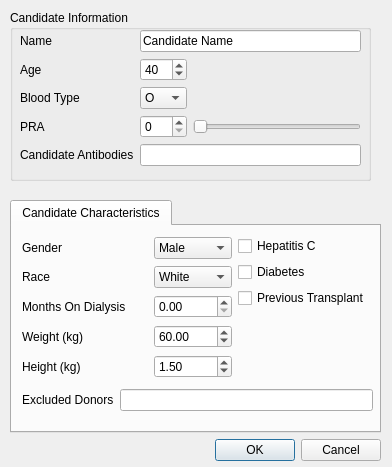
First picture: the form in KPD GUI/DialogCandidate.ui, repository mathieubray/KPDGUI, before the edit.
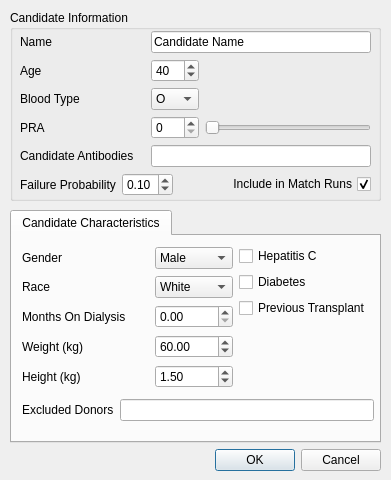
Second picture: the form after the edit.

Commit message: Arrows not working. Need to check elswhere

```diff
--- a/KPD GUI/DialogCandidate.ui
+++ b/KPD GUI/DialogCandidate.ui
@@ -6,20 +6,20 @@
    <rect>
     <x>0</x>
     <y>0</y>
-    <width>392</width>
-    <height>467</height>
+    <width>391</width>
+    <height>480</height>
    </rect>
   </property>
   <property name="minimumSize">
    <size>
-    <width>392</width>
-    <height>467</height>
+    <width>391</width>
+    <height>480</height>
    </size>
   </property>
   <property name="maximumSize">
    <size>
-    <width>392</width>
-    <height>467</height>
+    <width>391</width>
+    <height>480</height>
    </size>
   </property>
   <property name="windowTitle">
@@ -29,167 +29,7 @@
    <property name="geometry">
     <rect>
      <x>10</x>
-     <y>10</y>
-     <width>361</width>
-     <height>171</height>
-    </rect>
-   </property>
-   <layout class="QHBoxLayout" name="horizontalLayout">
-    <item>
-     <widget class="QGroupBox" name="candidateGroupBox">
-      <property name="title">
-       <string>Candidate Information</string>
-      </property>
-      <widget class="QWidget" name="layoutWidget_3">
-       <property name="geometry">
-        <rect>
-         <x>10</x>
-         <y>20</y>
-         <width>341</width>
-         <height>140</height>
-        </rect>
-       </property>
-       <layout class="QGridLayout" name="candidateGridLayout">
-        <item row="2" column="0">
-         <widget class="QLabel" name="candidateBTLabel">
-          <property name="text">
-           <string>Blood Type</string>
-          </property>
-         </widget>
-        </item>
-        <item row="1" column="1">
-         <widget class="QSpinBox" name="candidateAgeSpinBox">
-          <property name="maximum">
-           <number>130</number>
-          </property>
-          <property name="value">
-           <number>40</number>
-          </property>
-         </widget>
-        </item>
-        <item row="0" column="1" colspan="2">
-         <widget class="QLineEdit" name="candidateNameLineEdit">
-          <property name="text">
-           <string>Candidate Name</string>
-          </property>
-          <property name="placeholderText">
-           <string/>
-          </property>
-         </widget>
-        </item>
-        <item row="0" column="0">
-         <widget class="QLabel" name="candidateNameLabel">
-          <property name="text">
-           <string>Name</string>
-          </property>
-         </widget>
-        </item>
-        <item row="1" column="0">
-         <widget class="QLabel" name="candidateAgeLabel">
-          <property name="text">
-           <string>Age</string>
-          </property>
-         </widget>
-        </item>
-        <item row="1" column="2">
-         <spacer name="candidateAgeSpacer">
-          <property name="orientation">
-           <enum>Qt::Horizontal</enum>
-          </property>
-          <property name="sizeHint" stdset="0">
-           <size>
-            <width>40</width>
-            <height>20</height>
-           </size>
-          </property>
-         </spacer>
-        </item>
-        <item row="2" column="1">
-         <widget class="QComboBox" name="candidateBTComboBox">
-          <item>
-           <property name="text">
-            <string>O</string>
-           </property>
-          </item>
-          <item>
-           <property name="text">
-            <string>A</string>
-           </property>
-          </item>
-          <item>
-           <property name="text">
-            <string>B</string>
-           </property>
-          </item>
-          <item>
-           <property name="text">
-            <string>AB</string>
-           </property>
-          </item>
-         </widget>
-        </item>
-        <item row="2" column="2">
-         <spacer name="candidateBTSpacer">
-          <property name="orientation">
-           <enum>Qt::Horizontal</enum>
-          </property>
-          <property name="sizeHint" stdset="0">
-           <size>
-            <width>40</width>
-            <height>20</height>
-           </size>
-          </property>
-         </spacer>
-        </item>
-        <item row="3" column="0">
-         <widget class="QLabel" name="candidatePRALabel">
-          <property name="text">
-           <string>PRA</string>
-          </property>
-         </widget>
-        </item>
-        <item row="3" column="1">
-         <widget class="QSpinBox" name="candidatePRASpinBox">
-          <property name="maximum">
-           <number>100</number>
-          </property>
-         </widget>
-        </item>
-        <item row="3" column="2">
-         <widget class="QSlider" name="praSlider">
-          <property name="maximum">
-           <number>100</number>
-          </property>
-          <property name="orientation">
-           <enum>Qt::Horizontal</enum>
-          </property>
-         </widget>
-        </item>
-        <item row="4" column="0">
-         <layout class="QHBoxLayout" name="candidateAdditionalHLAHorizontalLayout">
-          <item>
-           <widget class="QLabel" name="candidateAdditionalLabel">
-            <property name="text">
-             <string>Candidate Antibodies</string>
-            </property>
-           </widget>
-          </item>
-         </layout>
-        </item>
-        <item row="4" column="1" colspan="2">
-         <widget class="QLineEdit" name="candidateHLALineEdit"/>
-        </item>
-       </layout>
-      </widget>
-     </widget>
-    </item>
-   </layout>
-  </widget>
-  <widget class="QWidget" name="layoutWidget">
-   <property name="geometry">
-    <rect>
-     <x>10</x>
-     <y>200</y>
+     <y>210</y>
      <width>371</width>
      <height>261</height>
     </rect>
@@ -207,12 +47,12 @@
        <attribute name="title">
         <string>Candidate Characteristics</string>
        </attribute>
-       <widget class="QWidget" name="">
+       <widget class="QWidget" name="layoutWidget">
         <property name="geometry">
          <rect>
           <x>10</x>
           <y>10</y>
-          <width>351</width>
+          <width>352</width>
           <height>175</height>
          </rect>
         </property>
@@ -476,6 +316,193 @@
     </item>
    </layout>
   </widget>
+  <widget class="QGroupBox" name="candidateGroupBox">
+   <property name="geometry">
+    <rect>
+     <x>10</x>
+     <y>10</y>
+     <width>371</width>
+     <height>191</height>
+    </rect>
+   </property>
+   <property name="title">
+    <string>Candidate Information</string>
+   </property>
+   <widget class="QWidget" name="">
+    <property name="geometry">
+     <rect>
+      <x>10</x>
+      <y>21</y>
+      <width>351</width>
+      <height>167</height>
+     </rect>
+    </property>
+    <layout class="QGridLayout" name="gridLayout">
+     <item row="0" column="0">
+      <widget class="QLabel" name="candidateNameLabel">
+       <property name="text">
+        <string>Name</string>
+       </property>
+      </widget>
+     </item>
+     <item row="0" column="2" colspan="3">
+      <widget class="QLineEdit" name="candidateNameLineEdit">
+       <property name="text">
+        <string>Candidate Name</string>
+       </property>
+       <property name="placeholderText">
+        <string/>
+       </property>
+      </widget>
+     </item>
+     <item row="1" column="0">
+      <widget class="QLabel" name="candidateAgeLabel">
+       <property name="text">
+        <string>Age</string>
+       </property>
+      </widget>
+     </item>
+     <item row="1" column="2" colspan="2">
+      <widget class="QSpinBox" name="candidateAgeSpinBox">
+       <property name="maximum">
+        <number>130</number>
+       </property>
+       <property name="value">
+        <number>40</number>
+       </property>
+      </widget>
+     </item>
+     <item row="1" column="4">
+      <spacer name="candidateAgeSpacer">
+       <property name="orientation">
+        <enum>Qt::Horizontal</enum>
+       </property>
+       <property name="sizeHint" stdset="0">
+        <size>
+         <width>40</width>
+         <height>20</height>
+        </size>
+       </property>
+      </spacer>
+     </item>
+     <item row="2" column="0">
+      <widget class="QLabel" name="candidateBTLabel">
+       <property name="text">
+        <string>Blood Type</string>
+       </property>
+      </widget>
+     </item>
+     <item row="2" column="2" colspan="2">
+      <widget class="QComboBox" name="candidateBTComboBox">
+       <item>
+        <property name="text">
+         <string>O</string>
+        </property>
+       </item>
+       <item>
+        <property name="text">
+         <string>A</string>
+        </property>
+       </item>
+       <item>
+        <property name="text">
+         <string>B</string>
+        </property>
+       </item>
+       <item>
+        <property name="text">
+         <string>AB</string>
+        </property>
+       </item>
+      </widget>
+     </item>
+     <item row="2" column="4">
+      <spacer name="candidateBTSpacer">
+       <property name="orientation">
+        <enum>Qt::Horizontal</enum>
+       </property>
+       <property name="sizeHint" stdset="0">
+        <size>
+         <width>40</width>
+         <height>20</height>
+        </size>
+       </property>
+      </spacer>
+     </item>
+     <item row="3" column="0">
+      <widget class="QLabel" name="candidatePRALabel">
+       <property name="text">
+        <string>PRA</string>
+       </property>
+      </widget>
+     </item>
+     <item row="3" column="2" colspan="2">
+      <widget class="QSpinBox" name="candidatePRASpinBox">
+       <property name="maximum">
+        <number>100</number>
+       </property>
+      </widget>
+     </item>
+     <item row="3" column="4">
+      <widget class="QSlider" name="praSlider">
+       <property name="maximum">
+        <number>100</number>
+       </property>
+       <property name="orientation">
+        <enum>Qt::Horizontal</enum>
+       </property>
+      </widget>
+     </item>
+     <item row="4" column="0" colspan="2">
+      <widget class="QLabel" name="candidateAdditionalLabel">
+       <property name="text">
+        <string>Candidate Antibodies</string>
+       </property>
+      </widget>
+     </item>
+     <item row="4" column="2" colspan="3">
+      <widget class="QLineEdit" name="candidateHLALineEdit"/>
+     </item>
+     <item row="5" column="0">
+      <widget class="QLabel" name="candidateFailureProbabilityLabel">
+       <property name="text">
+        <string>Failure Probability</string>
+       </property>
+      </widget>
+     </item>
+     <item row="5" column="1" colspan="2">
+      <widget class="QDoubleSpinBox" name="candidateFailureProbabilitySpinBox">
+       <property name="maximum">
+        <double>1.000000000000000</double>
+       </property>
+       <property name="singleStep">
+        <double>0.100000000000000</double>
+       </property>
+       <property name="value">
+        <double>0.100000000000000</double>
+       </property>
+      </widget>
+     </item>
+     <item row="5" column="3" colspan="2">
+      <widget class="QCheckBox" name="candidateStatusCheckBox">
+       <property name="layoutDirection">
+        <enum>Qt::RightToLeft</enum>
+       </property>
+       <property name="text">
+        <string>Include in Match Runs</string>
+       </property>
+       <property name="checked">
+        <bool>true</bool>
+       </property>
+      </widget>
+     </item>
+    </layout>
+   </widget>
+  </widget>
+  <zorder>layoutWidget</zorder>
+  <zorder>layoutWidget</zorder>
+  <zorder>candidateGroupBox</zorder>
+  <zorder>moreRecipInfo</zorder>
  </widget>
  <resources/>
  <connections>
```
The commit also changes 41 other files.
